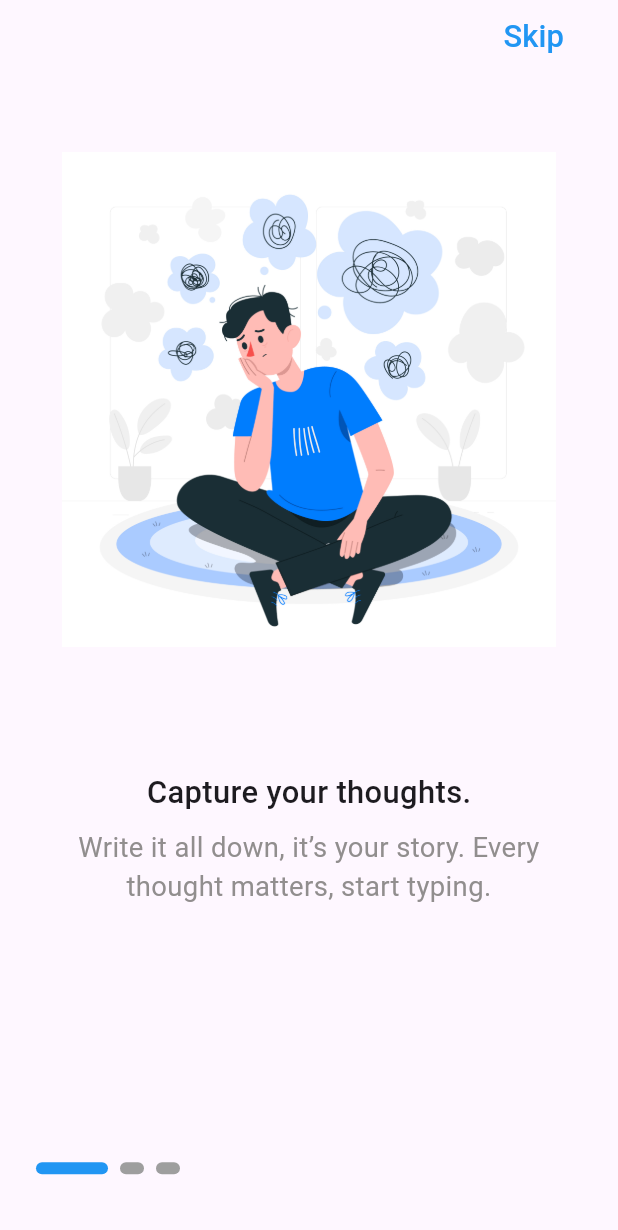
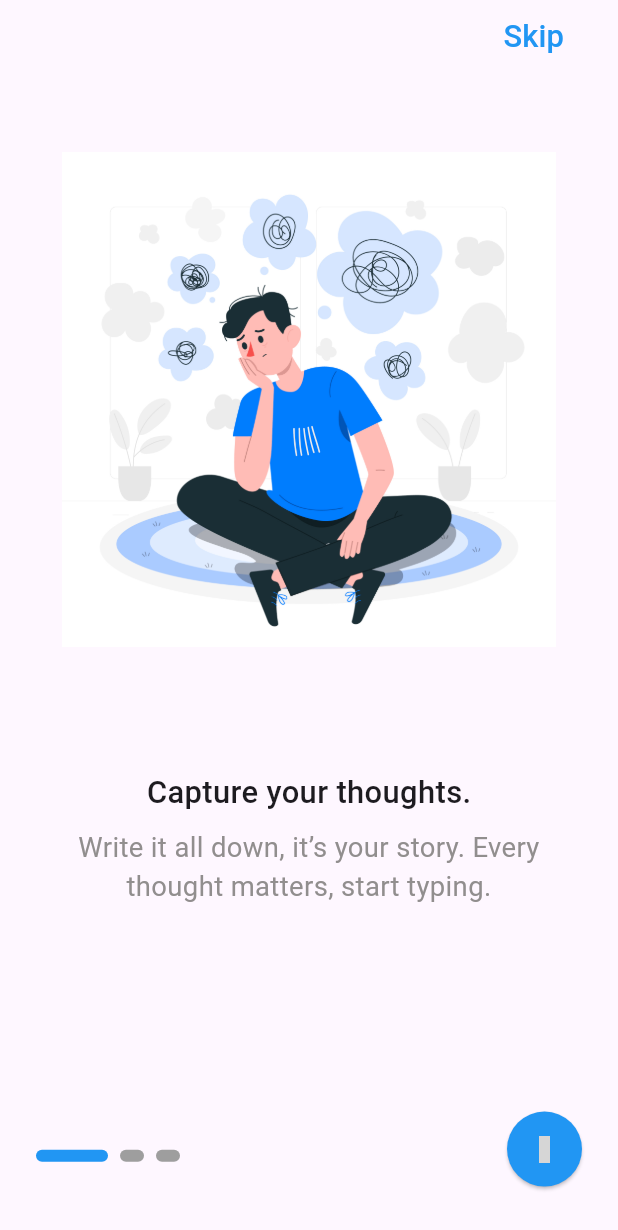
Before and after one commit to tasneem-gamal/Journal-App, a Flutter app: the screen it shows after launch, on a phone screen of 412 x 824 dp. Shown: the top 1230 px of the screen. Run offline on Flutter 3.47's test engine with Material 3 defaults, Android fonts, the phone set to English and light mode, and no system bars; drawn by our look-alikes of smooth_page_indicator; our stand-ins replace flutter_screenutil, get, go_router, iconsax; grey boxes are pictures that could not be loaded.

Commit message:
onboarding next btn

```diff
--- a/lib/features/on_boarding_view/ui/widgets/on_boarding_dot_navigation.dart
+++ b/lib/features/on_boarding_view/ui/widgets/on_boarding_dot_navigation.dart
@@ -9,7 +9,7 @@ class OnBoardingDotNavigation extends StatelessWidget {
   @override
   Widget build(BuildContext context) {
     return Positioned(
-      bottom: MediaQuery.sizeOf(context).height * 0.05,
+      bottom: MediaQuery.sizeOf(context).height * 0.06,
       left: 24,
       child: SmoothPageIndicator(
         controller: PageController(),
--- /dev/null
+++ b/lib/features/on_boarding_view/ui/widgets/on_boarding_next_button.dart
@@ -0,0 +1,30 @@
+import 'package:flutter/material.dart';
+import 'package:iconsax/iconsax.dart';
+
+class OnBoardingNextButton extends StatelessWidget {
+  const OnBoardingNextButton({
+    super.key,
+  });
+
+  @override
+  Widget build(BuildContext context) {
+    return Positioned(
+      bottom: MediaQuery.sizeOf(context).height * 0.04,
+      right: 0,
+      child: ElevatedButton(
+        onPressed: (){},
+        style: ElevatedButton.styleFrom(
+          backgroundColor: Colors.blue,
+          shape: const CircleBorder()
+        ),
+        child: const Padding(
+          padding: EdgeInsets.all(16),
+          child: Icon(
+            Iconsax.arrow_right_3,
+            color: Colors.white,
+          ),
+        )
+      )
+    );
+  }
+}
--- a/lib/features/on_boarding_view/ui/widgets/on_boarding_view_body.dart
+++ b/lib/features/on_boarding_view/ui/widgets/on_boarding_view_body.dart
@@ -1,6 +1,7 @@
 import 'package:flutter/material.dart';
 import 'package:journal_app/core/theming/images_constants.dart';
 import 'package:journal_app/features/on_boarding_view/ui/widgets/on_boarding_dot_navigation.dart';
+import 'package:journal_app/features/on_boarding_view/ui/widgets/on_boarding_next_button.dart';
 import 'package:journal_app/features/on_boarding_view/ui/widgets/on_boarding_page.dart';
 import 'package:journal_app/features/on_boarding_view/ui/widgets/on_boarding_skip.dart';
 
@@ -31,7 +32,8 @@ class OnBoardingViewBody extends StatelessWidget {
           ],
         ),
         const OnBoardingSkip(),
-        const OnBoardingDotNavigation()
+        const OnBoardingDotNavigation(),
+        const OnBoardingNextButton()
       ],
     );
   }
--- a/pubspec.yaml
+++ b/pubspec.yaml
@@ -34,6 +34,7 @@ dependencies:
   flutter_screenutil: ^5.9.3
   get: ^4.6.5
   go_router: ^14.6.2
+  iconsax: ^0.0.8
   smooth_page_indicator: ^1.2.0+3
 
 dev_dependencies:
```
Also changed, not shown: pubspec.lock.
